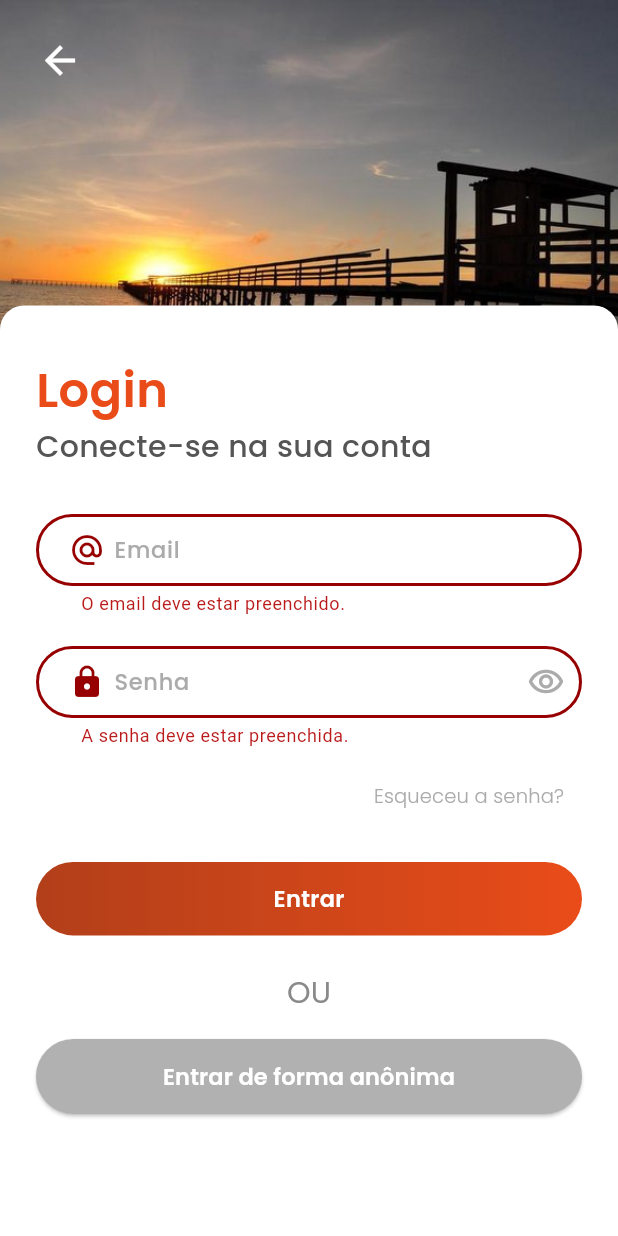
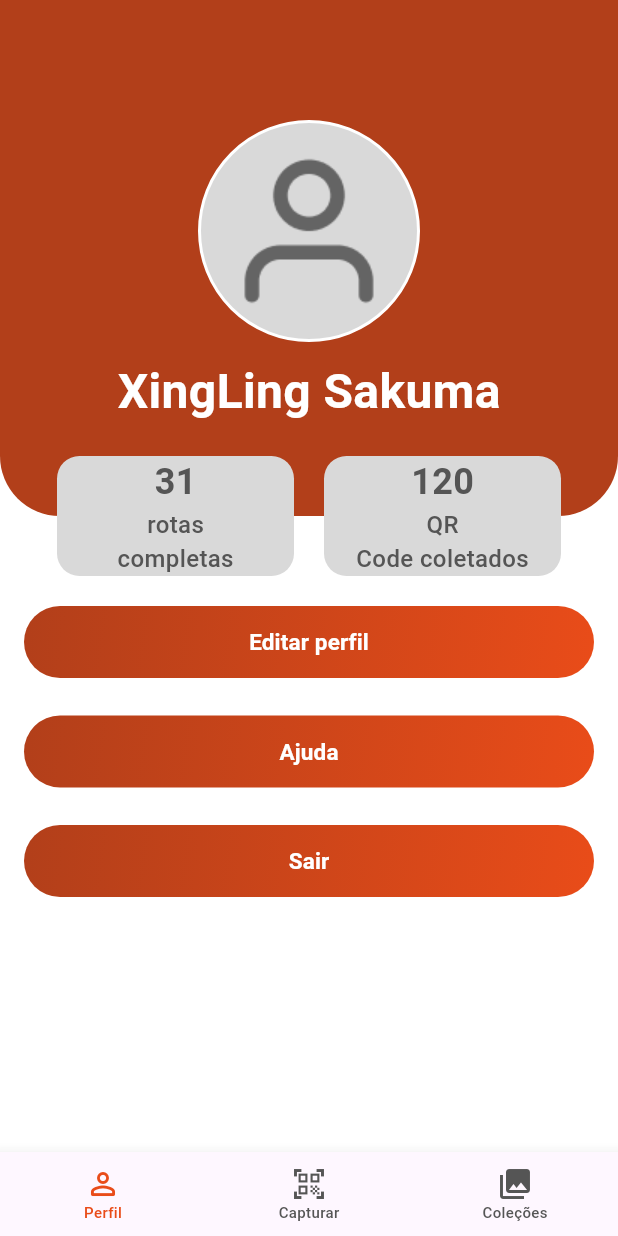
Before and after one commit to RokaMokaHub/rokaMokaApp, a Flutter app: the ConnectScreen screen opened by its route, after a tap on "Entrar", on a phone screen of 412 x 824 dp. Run offline on Flutter 3.47's test engine with Material 3 defaults, Android fonts, the phone set to English and light mode, and no system bars; our stand-ins replace device_info_plus, google_fonts.

Commit message:
add: tela de profile no onclick pos login

```diff
--- a/lib/main.dart
+++ b/lib/main.dart
@@ -6,6 +6,7 @@ import 'dart:io';
 
 import 'package:roka_moka_app/presentation/pages/connect_page_screen.dart';
 import 'package:roka_moka_app/presentation/pages/login_screen.dart';
+import 'package:roka_moka_app/presentation/pages/profile_screen.dart';
 import 'package:roka_moka_app/presentation/pages/signup_screen.dart';
 
 void main() async {
@@ -57,6 +58,7 @@ class MyApp extends StatelessWidget {
         '/login': (context) => LoginScreen(),
         '/connect': (context) => ConnectScreen(),
         '/signup': (context) => SignupScreen(),
+        '/profile': (context) => ProfileScreen(),
       },
     );
   }
--- a/lib/presentation/pages/connect_page_screen.dart
+++ b/lib/presentation/pages/connect_page_screen.dart
@@ -67,7 +67,8 @@ class _ConnectPageState extends State<ConnectScreen> {
   void _validatePassword() {
     if (_submitted) {
       setState(() {
-        _passwordErrorText = _passwordController.text.isEmpty
+        _passwordErrorText =
+            _passwordController.text.isEmpty
                 ? 'A senha deve estar preenchida.'
                 : null;
         _isPasswordValid = _passwordController.text.isNotEmpty;
@@ -212,7 +213,8 @@ class _ConnectPageState extends State<ConnectScreen> {
                                               ),
                                               child: Icon(
                                                 Icons.alternate_email,
-                                                color: _emailErrorText == null
+                                                color:
+                                                    _emailErrorText == null
                                                         ? _focusedBorderColor
                                                         : _errorBorderColor,
                                               ),
@@ -226,7 +228,8 @@ class _ConnectPageState extends State<ConnectScreen> {
                                               borderRadius:
                                                   BorderRadius.circular(30.0),
                                               borderSide: BorderSide(
-                                                color: _emailErrorText == null
+                                                color:
+                                                    _emailErrorText == null
                                                         ? _focusedBorderColor
                                                         : _errorBorderColor,
                                                 width: 2.0,
@@ -236,7 +239,8 @@ class _ConnectPageState extends State<ConnectScreen> {
                                               borderRadius:
                                                   BorderRadius.circular(30.0),
                                               borderSide: BorderSide(
-                                                color: _emailErrorText == null
+                                                color:
+                                                    _emailErrorText == null
                                                         ? _focusedBorderColor
                                                         : _errorBorderColor,
                                                 width: 2.0,
@@ -260,13 +264,16 @@ class _ConnectPageState extends State<ConnectScreen> {
                                             focusedErrorBorder:
                                                 OutlineInputBorder(
                                                   borderRadius:
-                                              BorderRadius.circular(30.0),
+                                                      BorderRadius.circular(
+                                                        30.0,
+                                                      ),
                                                   borderSide: BorderSide(
                                                     color: _errorBorderColor,
                                                     width: 2.0,
                                                   ),
                                                 ),
-                                            errorText: _submitted
+                                            errorText:
+                                                _submitted
                                                     ? _emailErrorText
                                                     : null,
                                           ),
@@ -300,7 +307,8 @@ class _ConnectPageState extends State<ConnectScreen> {
                                               ),
                                               child: Icon(
                                                 Icons.lock_rounded,
-                                                color: _passwordErrorText == null
+                                                color:
+                                                    _passwordErrorText == null
                                                         ? _focusedBorderColor
                                                         : _errorBorderColor,
                                               ),
@@ -329,7 +337,8 @@ class _ConnectPageState extends State<ConnectScreen> {
                                               borderRadius:
                                                   BorderRadius.circular(30.0),
                                               borderSide: BorderSide(
-                                                color: _passwordErrorText == null
+                                                color:
+                                                    _passwordErrorText == null
                                                         ? _focusedBorderColor
                                                         : _errorBorderColor,
                                                 width: 2.0,
@@ -339,7 +348,8 @@ class _ConnectPageState extends State<ConnectScreen> {
                                               borderRadius:
                                                   BorderRadius.circular(30.0),
                                               borderSide: BorderSide(
-                                                color: _passwordErrorText == null
+                                                color:
+                                                    _passwordErrorText == null
                                                         ? _focusedBorderColor
                                                         : _errorBorderColor,
                                                 width: 2.0,
@@ -363,13 +373,16 @@ class _ConnectPageState extends State<ConnectScreen> {
                                             focusedErrorBorder:
                                                 OutlineInputBorder(
                                                   borderRadius:
-                                              BorderRadius.circular(30.0),
+                                                      BorderRadius.circular(
+                                                        30.0,
+                                                      ),
                                                   borderSide: BorderSide(
                                                     color: _errorBorderColor,
                                                     width: 2.0,
                                                   ),
                                                 ),
-                                            errorText: _submitted
+                                            errorText:
+                                                _submitted
                                                     ? _passwordErrorText
                                                     : null,
                                           ),
@@ -403,7 +416,13 @@ class _ConnectPageState extends State<ConnectScreen> {
                                         SizedBox(height: 20),
                                         // Botão "Entrar" com gradiente
                                         GestureDetector(
-                                          onTap: _validateFields,
+                                          onTap: () {
+                                            _validateFields();
+                                            Navigator.pushNamed(
+                                              context,
+                                              '/profile',
+                                            );
+                                          },
                                           child: Container(
                                             padding: EdgeInsets.symmetric(
                                               horizontal: 120,
--- /dev/null
+++ b/lib/presentation/pages/profile_screen.dart
@@ -0,0 +1,192 @@
+import 'package:flutter/material.dart';
+import 'package:roka_moka_app/presentation/widgets/bottom_navbar.dart';
+
+// ignore: use_key_in_widget_constructors
+class ProfileScreen extends StatefulWidget {
+  @override
+  // ignore: library_private_types_in_public_api
+  _ProfileScreenState createState() => _ProfileScreenState();
+}
+
+class _ProfileScreenState extends State<ProfileScreen> {
+  // Presumi que a Perfil é a página inicial após o login, então currentIndex = 0;
+  int currentIndex = 0;
+
+  void onTap(int index) {
+    setState(() {
+      currentIndex = index;
+    });
+  }
+
+  @override
+  Widget build(BuildContext context) {
+    return Scaffold(
+      body: SafeArea(
+        top: false,
+        bottom: false,
+        child: Column(
+          children: [
+            Container(
+              padding: EdgeInsets.only(top: 80, bottom: 20),
+              decoration: BoxDecoration(color: Color(0xFFB23F1A)),
+              child: Center(
+                child: Column(
+                  mainAxisSize: MainAxisSize.min,
+                  spacing: 10,
+                  children: [
+                    Container(
+                      width: 148,
+                      height: 148,
+                      decoration: BoxDecoration(
+                        shape: BoxShape.circle,
+                        color: Color(0xFFD9D9D9),
+                        border: Border.all(color: Colors.white, width: 2),
+                        image: DecorationImage(
+                          image: AssetImage('lib/presentation/assets/images/user_icon.png'),
+                          fit: BoxFit.none,
+                        ),
+                      ),
+                    ),
+                    Text(
+                      'XingLing Sakuma',
+                      style: TextStyle(
+                        fontSize: 32,
+                        fontWeight: FontWeight.w600,
+                        color: Colors.white,
+                      ),
+                    ),
+                  ],
+                ),
+              ),
+            ),
+            _buildStack(),
+            _buildListButtons(context),
+            Expanded(child: Container(color: Colors.white)),
+            BottomNavBar(currentIndex: currentIndex, onTap: onTap),
+          ],
+        ),
+      ),
+      backgroundColor: Colors.white,
+    );
+  }
+}
+
+Widget _buildStack() {
+  return Stack(
+    children: [
+      Column(
+        children: [
+          Container(
+            height: 40,
+            decoration: BoxDecoration(
+              color: Color(0xFFB23F1A),
+              borderRadius: BorderRadius.only(
+                bottomLeft: Radius.circular(80),
+                bottomRight: Radius.circular(80),
+              ),
+            ),
+          ),
+          Container(color: Colors.white, height: 60),
+        ],
+      ),
+      Row(
+        mainAxisAlignment: MainAxisAlignment.center,
+        spacing: 20,
+        children: [
+          _buildCards(31, ['rotas', 'completas']),
+          _buildCards(120, ['QR', 'Code coletados']),
+        ],
+      ),
+    ],
+  );
+}
+
+Widget _buildCards(int quantity, List<String> texts) {
+  return Container(
+    width: 158,
+    height: 80,
+    decoration: BoxDecoration(
+      color: Color(0xFFD9D9D9),
+      borderRadius: BorderRadius.all(Radius.circular(15)),
+    ),
+    child: Column(
+      mainAxisAlignment: MainAxisAlignment.center,
+      children: [
+        Text(
+          quantity.toString(),
+          style: TextStyle(
+            fontSize: 24,
+            fontWeight: FontWeight.w600,
+            color: Color(0xFF555555),
+          ),
+        ),
+        Text(
+          texts.first,
+          style: TextStyle(
+            fontSize: 16,
+            fontWeight: FontWeight.w500,
+            color: Color(0xFF555555),
+          ),
+        ),
+        Text(
+          texts.last,
+          style: TextStyle(
+            fontSize: 16,
+            fontWeight: FontWeight.w500,
+            color: Color(0xFF555555),
+          ),
+        ),
+      ],
+    ),
+  );
+}
+
+Widget _buildListButtons(BuildContext context) {
+  return Padding(
+    padding: EdgeInsetsDirectional.only(start: 16, end: 16),
+    child: Column(
+      spacing: 25,
+      children: [
+        _buildButton('Editar perfil', context),
+        _buildButton('Ajuda', context),
+        _buildButton('Sair', context),
+      ],
+    ),
+  );
+}
+
+Widget _buildButton(String descrButton, BuildContext context) {
+  return Container(
+    width: double.infinity,
+    height: 48,
+    decoration: BoxDecoration(
+      gradient: LinearGradient(
+        colors: [Color(0xFFB23F1A), Color(0xFFE94C19)], // Cores do degradê
+        begin: Alignment.topLeft,
+        end: Alignment.bottomRight,
+      ),
+      borderRadius: BorderRadius.circular(25), // Bordas arredondadas
+    ),
+    child: ElevatedButton(
+      onPressed: () {
+        if (descrButton == 'Editar perfil') {
+          Navigator.pushNamed(context, '/editar_perfil');
+        }
+      },
+      style: ElevatedButton.styleFrom(
+        backgroundColor: Colors.transparent,
+        shadowColor: Colors.transparent,
+        shape: RoundedRectangleBorder(borderRadius: BorderRadius.circular(25)),
+        padding: EdgeInsets.zero,
+      ),
+      child: Text(
+        descrButton,
+        style: TextStyle(
+          fontSize: 15,
+          fontWeight: FontWeight.w600,
+          color: Colors.white,
+        ),
+      ),
+    ),
+  );
+}
```
Lines whose indentation alone changed are shown as unchanged.
